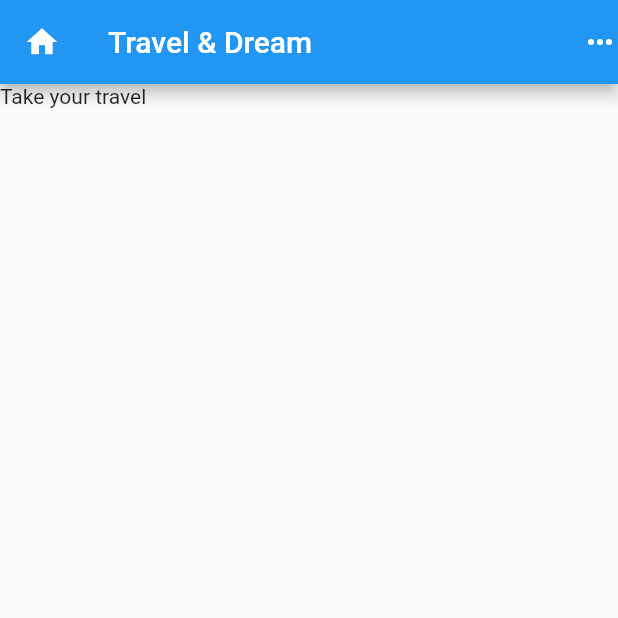
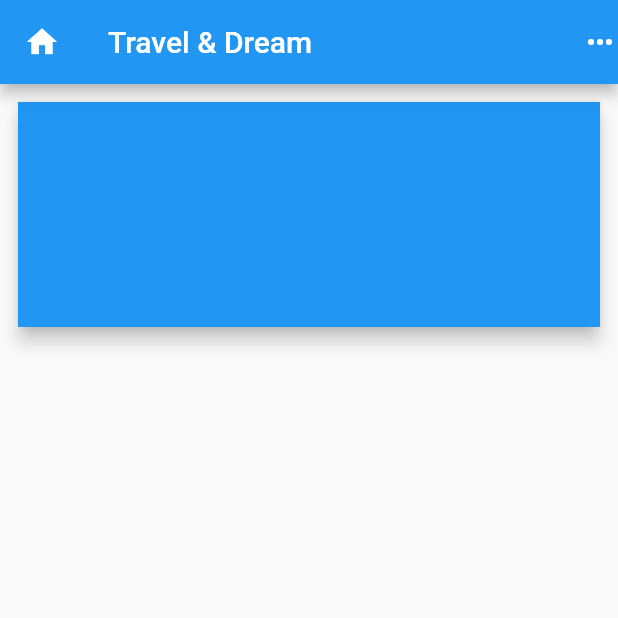
Before and after one commit to bleaz01/agence_de_voyage, a Flutter app: the screen it shows after launch, on a phone screen of 412 x 824 dp, the top half of it. Run offline on Flutter 3.47's test engine with Material 2 defaults, Android fonts, the phone set to English and light mode, and no system bars.

Commit message:
add folder assets/images + pictures and widget card

```diff
--- a/agences_voyage/lib/main.dart
+++ b/agences_voyage/lib/main.dart
@@ -18,7 +18,20 @@ class MyApp extends StatelessWidget {
           actions: <Widget>[Icon(Icons.more_horiz)],
         ),
         body: Container(
-          child: Text('Take your travel'),
+          padding: EdgeInsets.all(8.00),
+          child: Column(
+            crossAxisAlignment: CrossAxisAlignment.stretch,
+            children: <Widget>[
+              Card(
+                elevation: 5.00,
+                child: Container(
+                  height: 150.00,
+                  color: Colors.blue,
+                  child: Stack(),
+                ),
+              ),
+            ],
+          ),
         ),
       ),
     );
--- a/agences_voyage/pubspec.yaml
+++ b/agences_voyage/pubspec.yaml
@@ -41,7 +41,8 @@ flutter:
   uses-material-design: true
 
   # To add assets to your application, add an assets section, like this:
-  # assets:
+  assets:
+    - assets/images/
   #  - images/a_dot_burr.jpeg
   #  - images/a_dot_ham.jpeg
 
```
Also changed, not shown: agences_voyage/assets/images/paris.jpg (added), agences_voyage/assets/images/shanghai.jpg (added), agences_voyage/assets/images/venice.jpg (added).
